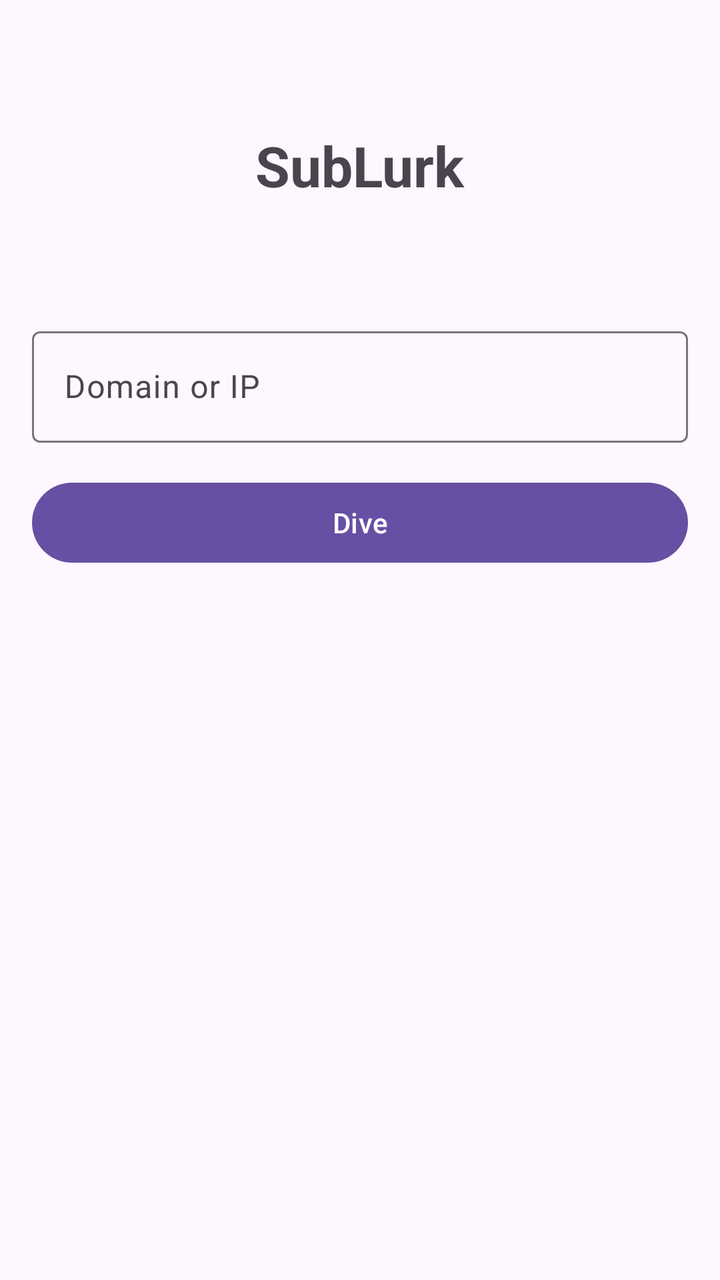
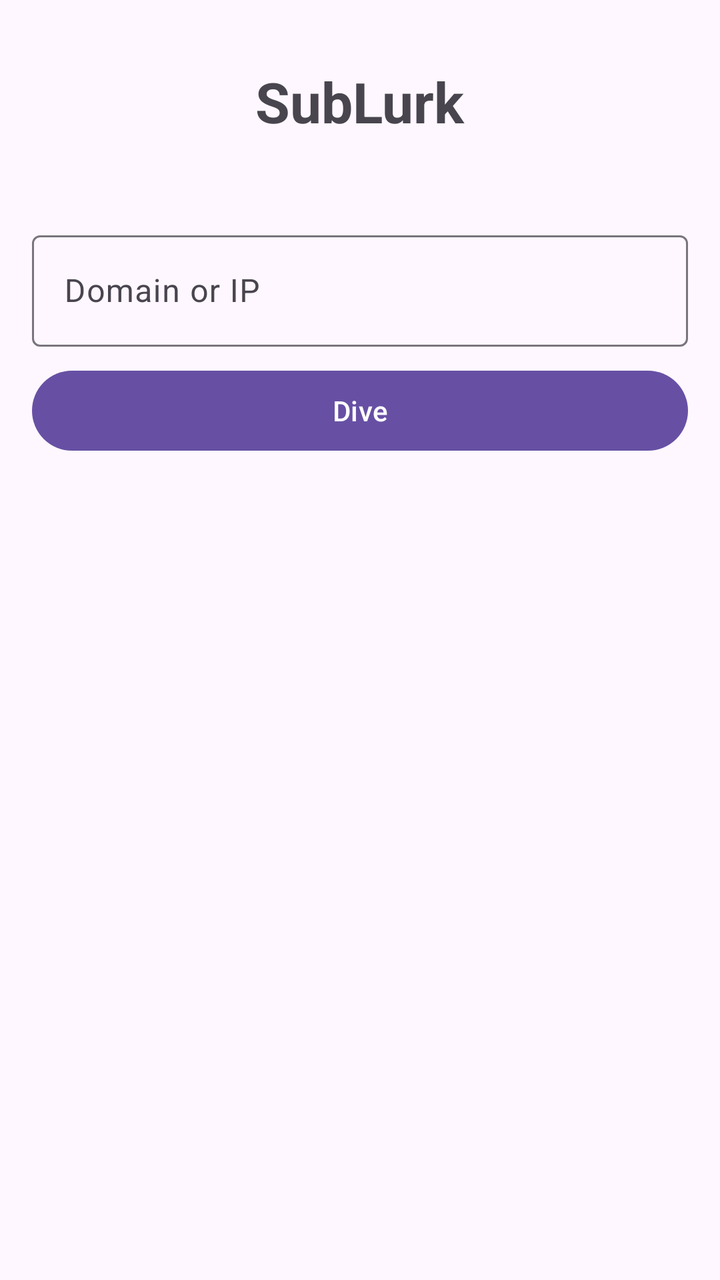

The first picture is an Android layout as it rendered before a commit; the second is the same layout after the commit. The layout source and the unified diff follow.
<!-- AndroidManifest.xml: application theme Theme.SubLurk -->
<!-- res/layout/fragment_dive.xml -->
<?xml version="1.0" encoding="utf-8"?>
<androidx.constraintlayout.widget.ConstraintLayout xmlns:android="http://schemas.android.com/apk/res/android"
    xmlns:app="http://schemas.android.com/apk/res-auto"
    android:layout_width="match_parent"
    android:layout_height="match_parent"
    android:padding="16dp">

    <TextView
        android:id="@+id/titleText"
        android:layout_width="wrap_content"
        android:layout_height="wrap_content"
        android:text="@string/dive_title"
        android:textSize="28sp"
        android:textStyle="bold"
        app:layout_constraintTop_toTopOf="parent"
        app:layout_constraintStart_toStartOf="parent"
        app:layout_constraintEnd_toEndOf="parent"
        android:layout_marginTop="48dp" />

    <TextView
        android:id="@+id/subtitleText"
        android:layout_width="wrap_content"
        android:layout_height="wrap_content"
        android:textSize="14sp"
        android:layout_marginTop="8dp"
        app:layout_constraintTop_toBottomOf="@id/titleText"
        app:layout_constraintStart_toStartOf="parent"
        app:layout_constraintEnd_toEndOf="parent" />

    <com.google.android.material.textfield.TextInputLayout
        android:id="@+id/inputLayout"
        android:layout_width="0dp"
        android:layout_height="wrap_content"
        android:hint="@string/dive_input_hint"
        android:layout_marginTop="32dp"
        app:layout_constraintTop_toBottomOf="@id/subtitleText"
        app:layout_constraintStart_toStartOf="parent"
        app:layout_constraintEnd_toEndOf="parent">

        <com.google.android.material.textfield.TextInputEditText
            android:id="@+id/inputEdit"
            android:layout_width="match_parent"
            android:layout_height="wrap_content"
            android:inputType="textUri"
            android:imeOptions="actionDone" />

    </com.google.android.material.textfield.TextInputLayout>

    <com.google.android.material.button.MaterialButton
        android:id="@+id/diveButton"
        android:layout_width="0dp"
        android:layout_height="wrap_content"
        android:text="@string/dive_button"
        android:layout_marginTop="16dp"
        app:layout_constraintTop_toBottomOf="@id/inputLayout"
        app:layout_constraintStart_toStartOf="parent"
        app:layout_constraintEnd_toEndOf="parent" />

    <ProgressBar
        android:id="@+id/progress"
        android:layout_width="wrap_content"
        android:layout_height="wrap_content"
        android:visibility="gone"
        app:layout_constraintTop_toBottomOf="@id/diveButton"
        app:layout_constraintStart_toStartOf="parent"
        app:layout_constraintEnd_toEndOf="parent"
        android:layout_marginTop="24dp" />

</androidx.constraintlayout.widget.ConstraintLayout>
<!-- resources referenced by this layout -->
<resources>
  <string name="dive_button">Dive</string>
  <string name="dive_input_hint">Domain or IP</string>
  <string name="dive_title" translatable="false">SubLurk</string>
  <style name="Theme.SubLurk" parent="Base.Theme.SubLurk" />
  <style name="Base.Theme.SubLurk" parent="Theme.Material3.DayNight.NoActionBar">
          
          
      </style>
</resources>

<!-- the commit's change to res/layout/fragment_dive.xml (unified diff, before → after) -->
@@ -15,7 +15,7 @@
         app:layout_constraintTop_toTopOf="parent"
         app:layout_constraintStart_toStartOf="parent"
         app:layout_constraintEnd_toEndOf="parent"
-        android:layout_marginTop="48dp" />
+        android:layout_marginTop="16dp" />
 
     <TextView
         android:id="@+id/subtitleText"
@@ -32,7 +32,7 @@
         android:layout_width="0dp"
         android:layout_height="wrap_content"
         android:hint="@string/dive_input_hint"
-        android:layout_marginTop="32dp"
+        android:layout_marginTop="16dp"
         app:layout_constraintTop_toBottomOf="@id/subtitleText"
         app:layout_constraintStart_toStartOf="parent"
         app:layout_constraintEnd_toEndOf="parent">
@@ -51,7 +51,7 @@
         android:layout_width="0dp"
         android:layout_height="wrap_content"
         android:text="@string/dive_button"
-        android:layout_marginTop="16dp"
+        android:layout_marginTop="8dp"
         app:layout_constraintTop_toBottomOf="@id/inputLayout"
         app:layout_constraintStart_toStartOf="parent"
         app:layout_constraintEnd_toEndOf="parent" />
@@ -64,6 +64,17 @@
         app:layout_constraintTop_toBottomOf="@id/diveButton"
         app:layout_constraintStart_toStartOf="parent"
         app:layout_constraintEnd_toEndOf="parent"
-        android:layout_marginTop="24dp" />
+        android:layout_marginTop="16dp" />
+
+    <androidx.recyclerview.widget.RecyclerView
+        android:id="@+id/subdomainsList"
+        android:layout_width="0dp"
+        android:layout_height="0dp"
+        android:layout_marginTop="16dp"
+        app:layoutManager="androidx.recyclerview.widget.LinearLayoutManager"
+        app:layout_constraintTop_toBottomOf="@id/progress"
+        app:layout_constraintBottom_toBottomOf="parent"
+        app:layout_constraintStart_toStartOf="parent"
+        app:layout_constraintEnd_toEndOf="parent" />
 
 </androidx.constraintlayout.widget.ConstraintLayout>
